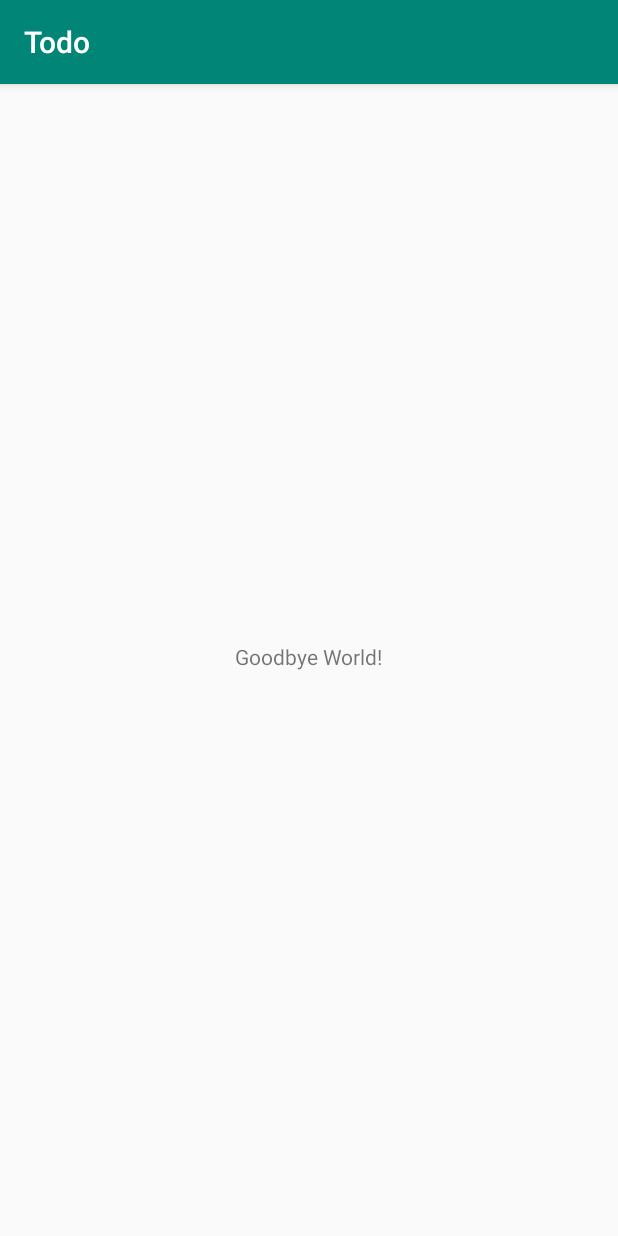
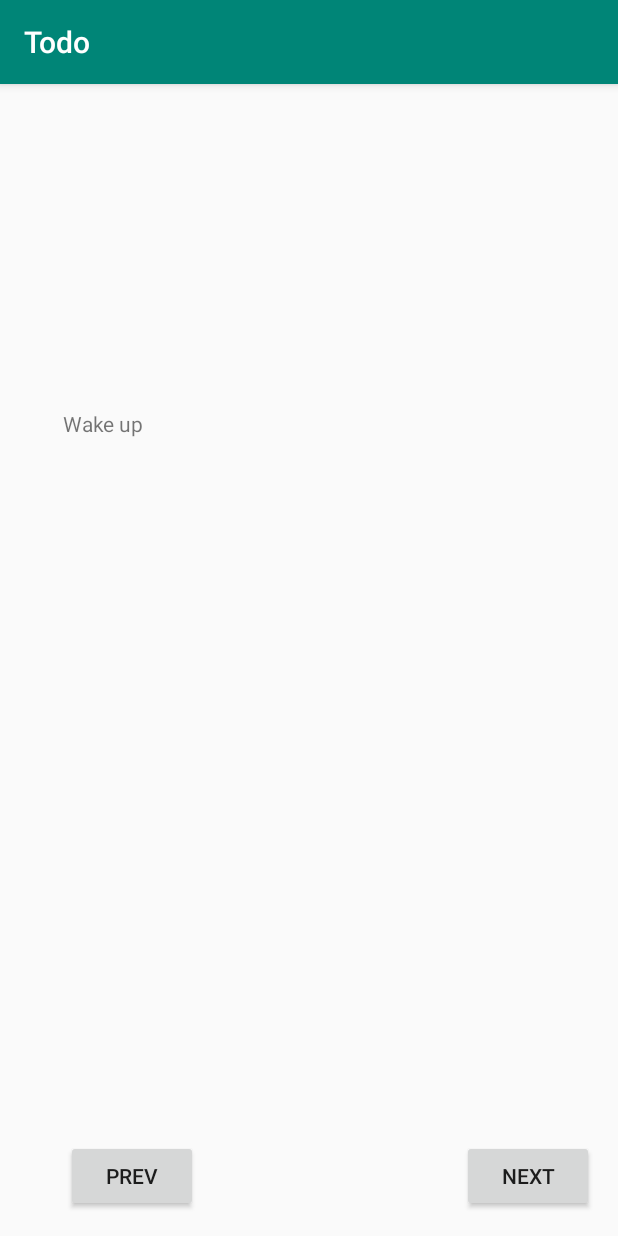
Before and after one commit to 8StGrove/Todo, an Android app: the screen it shows after launch (TodoActivity), on a phone screen of 412 x 824 dp. Run offline under Robolectric (Android 15) with nearby library versions, the phone set to English and light mode, and no system bars.

Commit message:
Todo activity and initial view

```diff
--- a/app/src/main/java/com/example/todo/TodoActivity.java
+++ b/app/src/main/java/com/example/todo/TodoActivity.java
@@ -1,13 +1,52 @@
 package com.example.todo;
 
+import android.content.Intent;
+import android.content.res.Resources;
 import android.support.v7.app.AppCompatActivity;
 import android.os.Bundle;
+import android.view.View;
+import android.view.View.OnClickListener;
+import android.widget.Button;
+import android.widget.TextView;
 
 public class TodoActivity extends AppCompatActivity {
 
+    private String[] mTodos;
+    private int mTodoIndex = 0;
+
     @Override
     protected void onCreate(Bundle savedInstanceState) {
+
+        // call the super class onCreate to complete the creation of activity like
+        // the view hierarchy
         super.onCreate(savedInstanceState);
+
+        // set the user interface layout for this Activity
+        // the layout file is defined in the project res/layout/activity_todo.xml file
         setContentView(R.layout.activity_todo);
+
+        // initialize member TextView so we can manipulate it later
+        final TextView TodoTextView;
+        TodoTextView = (TextView) findViewById(R.id.textViewTodo);
+
+        // read the todo array from res/values/strings.xml
+        Resources res = getResources();
+        mTodos = res.getStringArray(R.array.todo);
+        // display the first task from mTodo array in the TodoTextView
+        TodoTextView.setText(mTodos[mTodoIndex]);
+
+        Button buttonNext;
+        buttonNext = (Button) findViewById(R.id.buttonNext);
+
+        // OnClick listener for the  Next button
+        buttonNext.setOnClickListener(new View.OnClickListener(){
+            @Override
+            public void onClick(View v) {
+
+                mTodoIndex += 1;
+                mTodoIndex = (mTodoIndex + 1) % mTodos.length;
+                TodoTextView.setText(mTodos[mTodoIndex]);
+            }
+        });
     }
 }
--- a/app/src/main/res/layout/activity_todo.xml
+++ b/app/src/main/res/layout/activity_todo.xml
@@ -1,20 +1,50 @@
 <?xml version="1.0" encoding="utf-8"?>
-<android.support.constraint.ConstraintLayout xmlns:android="http://schemas.android.com/apk/res/android"
+<android.support.constraint.ConstraintLayout
+    xmlns:android="http://schemas.android.com/apk/res/android"
     xmlns:app="http://schemas.android.com/apk/res-auto"
     xmlns:tools="http://schemas.android.com/tools"
     android:layout_width="match_parent"
     android:layout_height="match_parent"
-    tools:context=".TodoActivity">
+    tools:context="com.example.todo.TodoActivity">
 
     <TextView
-        android:layout_width="wrap_content"
-        android:layout_height="24dp"
-        android:layout_marginTop="8dp"
-        android:layout_marginBottom="8dp"
-        android:text="@string/goodbye_world"
+        android:id="@+id/textViewTodo"
+        android:layout_width="330dp"
+        android:layout_height="336dp"
+        android:layout_marginLeft="16dp"
+        android:layout_marginRight="16dp"
+        android:layout_marginTop="16dp"
+        android:text="Todo list!"
         app:layout_constraintBottom_toBottomOf="parent"
+        app:layout_constraintHorizontal_bias="0.515"
         app:layout_constraintLeft_toLeftOf="parent"
         app:layout_constraintRight_toRightOf="parent"
-        app:layout_constraintTop_toTopOf="parent" />
+        app:layout_constraintTop_toTopOf="parent"
+        app:layout_constraintVertical_bias="0.502"
+        android:layout_marginBottom="16dp"
+        tools:layout_editor_absoluteY="76dp"/>
+
+    <Button
+        android:id="@+id/buttonPrev"
+        android:layout_width="wrap_content"
+        android:layout_height="wrap_content"
+        android:layout_marginBottom="16dp"
+        android:layout_marginLeft="16dp"
+        android:layout_marginRight="176dp"
+        android:text="@string/prev"
+        app:layout_constraintBottom_toBottomOf="parent"
+        app:layout_constraintHorizontal_bias="1.0"
+        app:layout_constraintLeft_toLeftOf="parent"
+        app:layout_constraintRight_toLeftOf="@+id/buttonNext"/>
+
+    <Button
+        android:id="@+id/buttonNext"
+        android:layout_width="wrap_content"
+        android:layout_height="wrap_content"
+        android:layout_marginBottom="16dp"
+        android:layout_marginRight="16dp"
+        android:text="@string/next"
+        app:layout_constraintBottom_toBottomOf="parent"
+        app:layout_constraintRight_toRightOf="parent"/>
 
 </android.support.constraint.ConstraintLayout>
--- a/app/src/main/res/values/strings.xml
+++ b/app/src/main/res/values/strings.xml
@@ -1,4 +1,16 @@
 <resources>
+
     <string name="app_name">Todo</string>
-    <string name="goodbye_world">Goodbye World!</string>
+    <string name="next">Next</string>
+    <string name="prev">Prev</string>
+    <string name="todo_list">Todo list!</string>
+
+    <string-array name="todo">
+        <item>Wake up</item>
+        <item>Drink Coffee</item>
+        <item>Make at least one person laugh</item>
+        <item>Plant a tree</item>
+        <item>Go to sleep</item>
+    </string-array>
+
 </resources>
```
